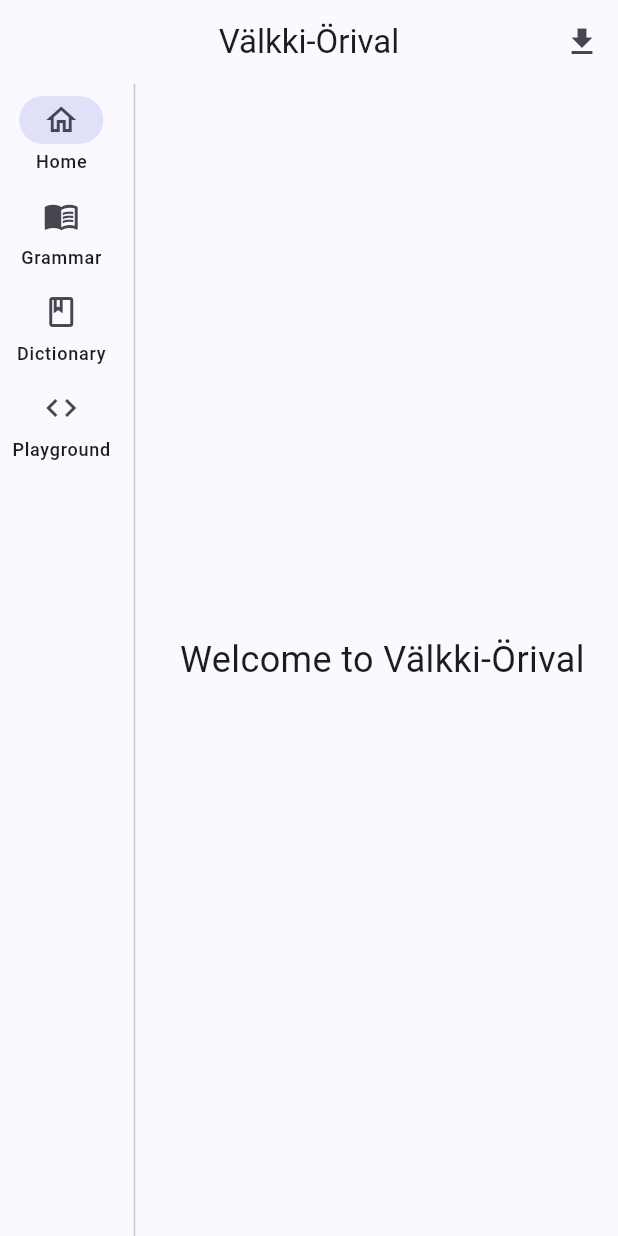
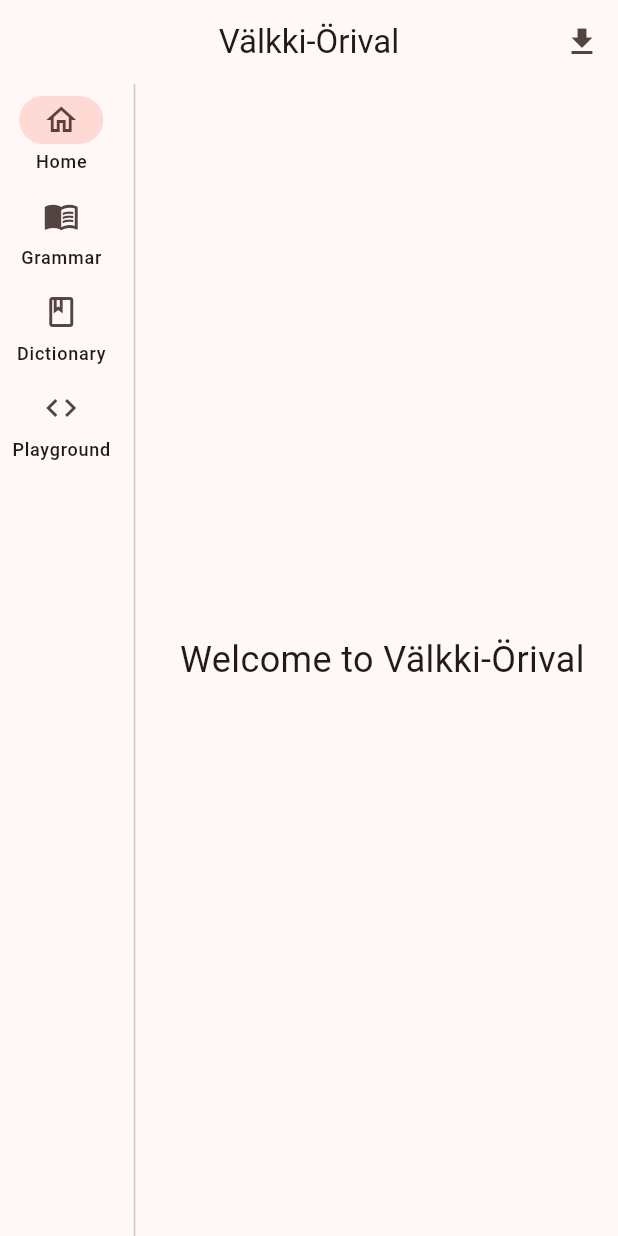
Before and after one commit to frostfoxshot/FLUTTER-Valkki-Orival, a Flutter app: the screen it shows after launch, on a phone screen of 412 x 824 dp. Run offline on Flutter 3.47's test engine with Material 3 defaults, Android fonts, the phone set to English and light mode, and no system bars; missing offline and left inert: dart:html.

Commit message:
Update main.dart

```diff
--- a/lib/main.dart
+++ b/lib/main.dart
@@ -13,7 +13,7 @@ class ValkkiApp extends StatelessWidget {
       title: 'Välkki-Örival',
       theme: ThemeData(
         useMaterial3: true,
-        colorSchemeSeed: Colors.indigo,
+        colorSchemeSeed: Colors.red,
         brightness: Brightness.light,
       ),
       darkTheme: ThemeData(
```
